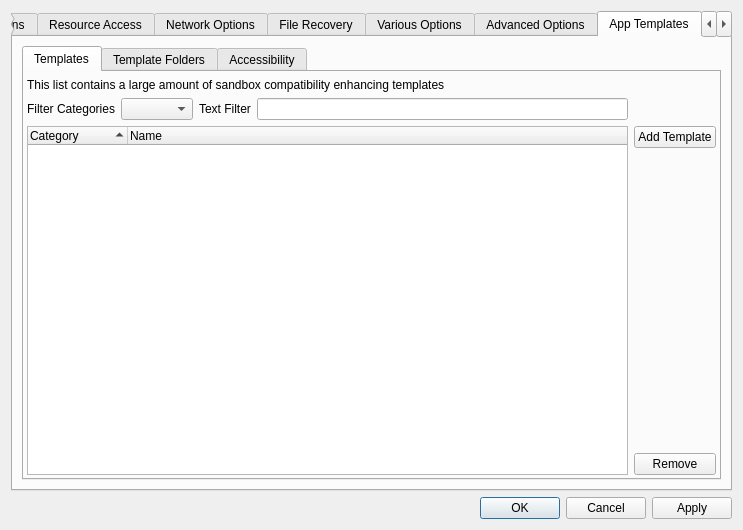
First picture: the form in SandboxiePlus/SandMan/Forms/OptionsWindow.ui, repository sandboxie-plus/Sandboxie, before the edit.
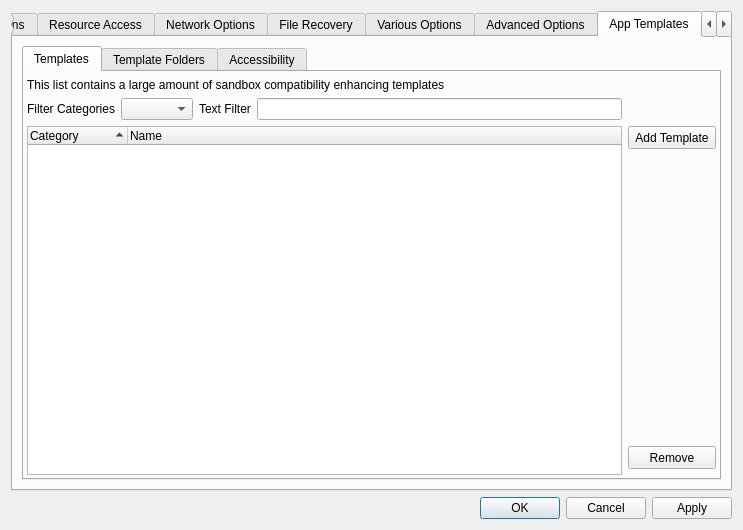
Second picture: the form after the edit. The open tabs and pages were chosen to show the change.

```diff
--- a/SandboxiePlus/SandMan/Forms/OptionsWindow.ui
+++ b/SandboxiePlus/SandMan/Forms/OptionsWindow.ui
@@ -4194,33 +4194,9 @@
              </property>
              <item row="0" column="0">
               <layout class="QGridLayout" name="gridLayout_3">
-               <item row="1" column="0">
-                <widget class="QLabel" name="label_6">
-                 <property name="text">
-                  <string>Filter Categories</string>
-                 </property>
-                 <property name="alignment">
-                  <set>Qt::AlignRight|Qt::AlignTrailing|Qt::AlignVCenter</set>
-                 </property>
-                </widget>
-               </item>
                <item row="1" column="1">
                 <widget class="QComboBox" name="cmbCategories"/>
                </item>
-               <item row="1" column="2">
-                <widget class="QLabel" name="label_15">
-                 <property name="text">
-                  <string>Text Filter</string>
-                 </property>
-                </widget>
-               </item>
-               <item row="2" column="4">
-                <widget class="QPushButton" name="btnAddTemplate">
-                 <property name="text">
-                  <string>Add Template</string>
-                 </property>
-                </widget>
-               </item>
                <item row="0" column="0" colspan="4">
                 <widget class="QLabel" name="label_13">
                  <property name="text">
@@ -4231,16 +4207,6 @@
                  </property>
                 </widget>
                </item>
-               <item row="1" column="3">
-                <widget class="QLineEdit" name="txtTemplates"/>
-               </item>
-               <item row="4" column="4">
-                <widget class="QPushButton" name="btnDelTemplate">
-                 <property name="text">
-                  <string>Remove</string>
-                 </property>
-                </widget>
-               </item>
                <item row="3" column="4">
                 <spacer name="verticalSpacer_20">
                  <property name="orientation">
@@ -4254,7 +4220,46 @@
                  </property>
                 </spacer>
                </item>
-               <item row="2" column="0" rowspan="3" colspan="4">
+               <item row="1" column="2">
+                <widget class="QLabel" name="label_15">
+                 <property name="text">
+                  <string>Text Filter</string>
+                 </property>
+                </widget>
+               </item>
+               <item row="1" column="3">
+                <widget class="QLineEdit" name="txtTemplates"/>
+               </item>
+               <item row="2" column="4">
+                <widget class="QToolButton" name="btnAddTemplate">
+                 <property name="sizePolicy">
+                  <sizepolicy hsizetype="Preferred" vsizetype="Fixed">
+                   <horstretch>0</horstretch>
+                   <verstretch>0</verstretch>
+                  </sizepolicy>
+                 </property>
+                 <property name="minimumSize">
+                  <size>
+                   <width>0</width>
+                   <height>23</height>
+                  </size>
+                 </property>
+                 <property name="text">
+                  <string>Add Template</string>
+                 </property>
+                </widget>
+               </item>
+               <item row="1" column="0">
+                <widget class="QLabel" name="label_6">
+                 <property name="text">
+                  <string>Filter Categories</string>
+                 </property>
+                 <property name="alignment">
+                  <set>Qt::AlignRight|Qt::AlignTrailing|Qt::AlignVCenter</set>
+                 </property>
+                </widget>
+               </item>
+               <item row="2" column="0" rowspan="4" colspan="4">
                 <widget class="QTreeWidget" name="treeTemplates">
                  <property name="sortingEnabled">
                   <bool>true</bool>
@@ -4271,6 +4276,25 @@
                  </column>
                 </widget>
                </item>
+               <item row="4" column="4">
+                <widget class="QToolButton" name="btnDelTemplate">
+                 <property name="sizePolicy">
+                  <sizepolicy hsizetype="Preferred" vsizetype="Fixed">
+                   <horstretch>0</horstretch>
+                   <verstretch>0</verstretch>
+                  </sizepolicy>
+                 </property>
+                 <property name="minimumSize">
+                  <size>
+                   <width>0</width>
+                   <height>23</height>
+                  </size>
+                 </property>
+                 <property name="text">
+                  <string>Remove</string>
+                 </property>
+                </widget>
+               </item>
               </layout>
              </item>
             </layout>
```
